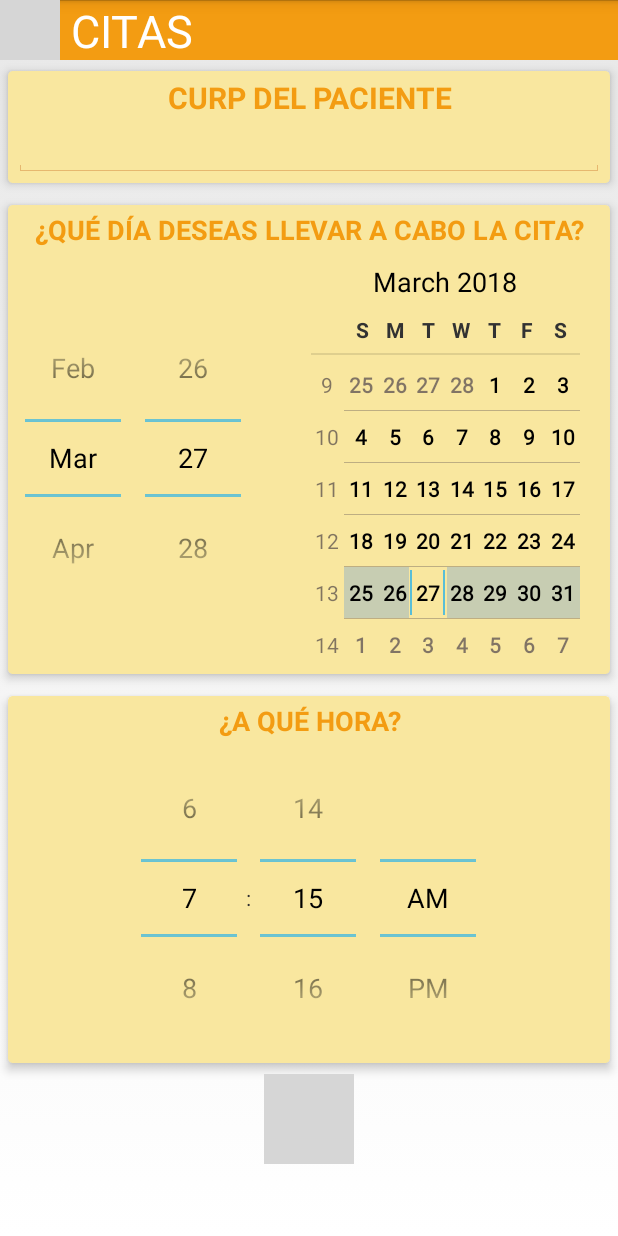
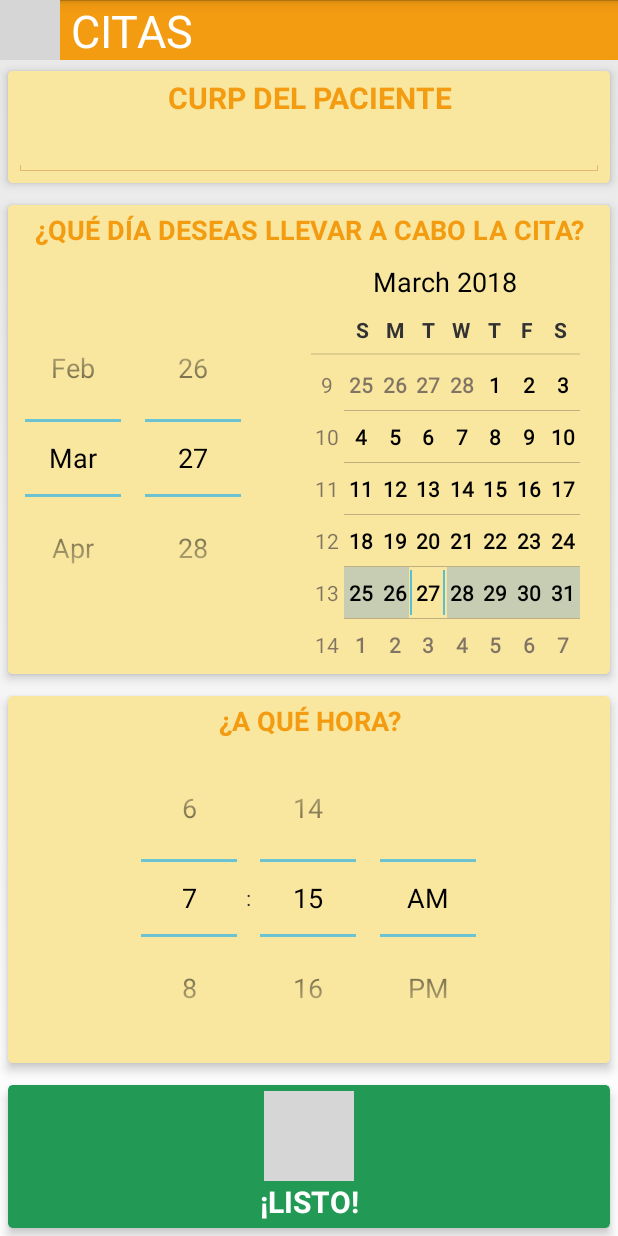
Before and after one commit to nyadev/hewi_mobile, an Android app: the citas screen opened directly, with no data from a screen before it, on a phone screen of 412 x 824 dp. Run offline under Robolectric (Android 15) with nearby library versions, the phone set to English and light mode, and no system bars; grey boxes are pictures that could not be loaded.

Commit message:
26 de marzo del 2018 09:58 p.m

```diff
--- a/app/src/main/res/layout/activity_citas.xml
+++ b/app/src/main/res/layout/activity_citas.xml
@@ -176,11 +176,42 @@
 
                             </android.support.v7.widget.CardView>
 
-                            <ImageView
-                                android:layout_width="60dp"
-                                android:layout_height="60dp"
-                                android:layout_gravity="center_horizontal"
-                                android:src="@drawable/right"/>
+                            <!--Botón para enviar registro de cita-->
+
+                            <android.support.v7.widget.CardView
+                                xmlns:card_view="http://schemas.android.com/apk/res-auto"
+                                android:layout_gravity="center"
+                                android:layout_width="match_parent"
+                                android:layout_height="wrap_content"
+                                card_view:cardBackgroundColor="#229954"
+                                card_view:cardCornerRadius="3dp"
+                                card_view:contentPadding="4dp"
+                                card_view:cardElevation="4dp"
+                                card_view:cardUseCompatPadding="true">
+
+                                <LinearLayout
+                                    android:layout_width="match_parent"
+                                    android:layout_height="match_parent"
+                                    android:orientation="vertical">
+
+                                    <ImageView
+                                        android:layout_width="60dp"
+                                        android:layout_height="60dp"
+                                        android:layout_gravity="center_horizontal"
+                                        android:src="@drawable/right"/>
+
+                                    <TextView
+                                        android:layout_width="match_parent"
+                                        android:layout_height="wrap_content"
+                                        android:gravity="center"
+                                        android:text="¡LISTO!"
+                                        android:textColor="#ffffff"
+                                        android:textSize="20dp"
+                                        android:textStyle="bold"/>
+
+                                </LinearLayout>
+
+                            </android.support.v7.widget.CardView>
 
                         </LinearLayout>
 
```
Also changed, not shown: app/src/main/res/drawable/right_icon.png (added).
